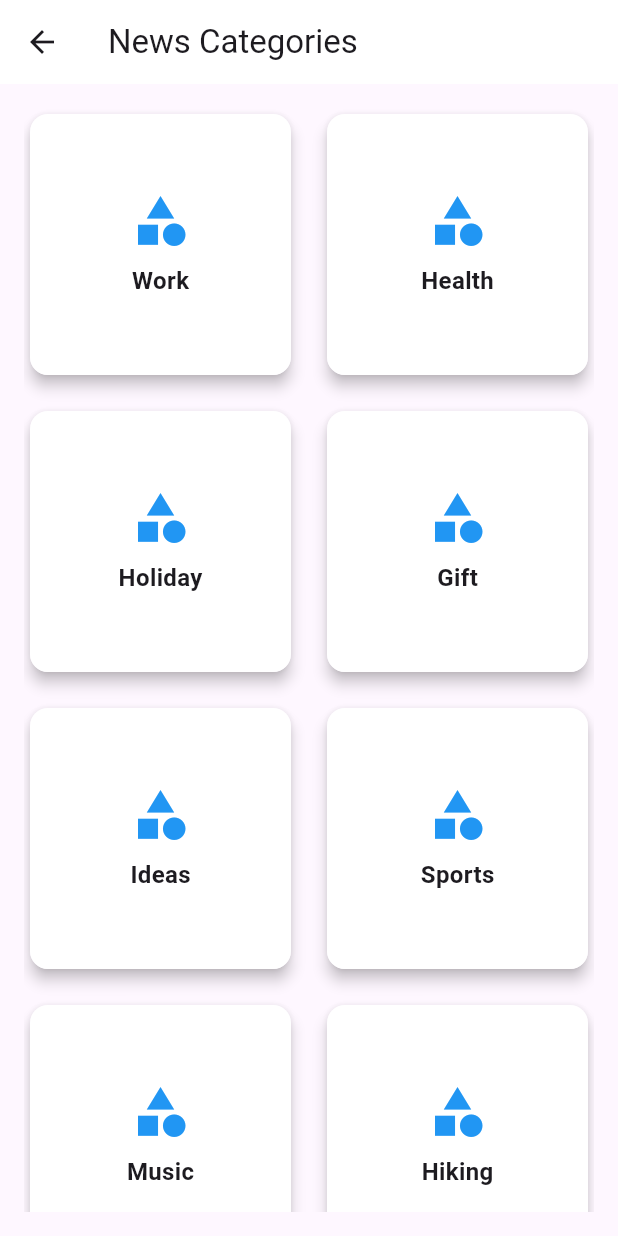
After one commit to MohamedIjlal27/Flutter_CW1-B_News_App, a Flutter app: the CategoryScreen screen opened directly, on a phone screen of 412 x 824 dp. The commit adds this screen. Run offline on Flutter 3.47's test engine with Material 3 defaults, Android fonts, the phone set to English and light mode, and no system bars; our stand-ins replace cloud_firestore, firebase_auth, firebase_core, shared_preferences; accounts and stored records are empty.

Commit message:
category screen created

```diff
--- /dev/null
+++ b/lib/screens/category_screen.dart
@@ -0,0 +1,87 @@
+import 'package:flutter/material.dart';
+
+class CategoryScreen extends StatelessWidget {
+  final List<String> categories = [
+    'Work',
+    'Health',
+    'Holiday',
+    'Gift',
+    'Ideas',
+    'Sports',
+    'Music',
+    'Hiking',
+  ];
+
+  @override
+  Widget build(BuildContext context) {
+    return Scaffold(
+      appBar: AppBar(
+        title: const Text('News Categories'),
+        backgroundColor: Colors.white,
+        elevation: 0,
+      ),
+      body: Padding(
+        padding: const EdgeInsets.all(16.0),
+        child: GridView.builder(
+          gridDelegate: const SliverGridDelegateWithFixedCrossAxisCount(
+            crossAxisCount: 2,
+            childAspectRatio: 1,
+            crossAxisSpacing: 16,
+            mainAxisSpacing: 16,
+          ),
+          itemCount: categories.length,
+          itemBuilder: (context, index) {
+            return CategoryCard(category: categories[index]);
+          },
+        ),
+      ),
+    );
+  }
+}
+
+class CategoryCard extends StatelessWidget {
+  final String category;
+
+  const CategoryCard({Key? key, required this.category}) : super(key: key);
+
+  @override
+  Widget build(BuildContext context) {
+    return Card(
+      shape: RoundedRectangleBorder(
+        borderRadius: BorderRadius.circular(12),
+      ),
+      elevation: 4,
+      child: InkWell(
+        onTap: () {
+          // Handle category selection
+        },
+        child: Container(
+          decoration: BoxDecoration(
+            borderRadius: BorderRadius.circular(12),
+            color: Colors.white,
+          ),
+          child: Center(
+            child: Column(
+              mainAxisAlignment: MainAxisAlignment.center,
+              children: [
+                Icon(
+                  Icons.category, // Replace with appropriate icons
+                  size: 40,
+                  color: Colors.blue,
+                ),
+                const SizedBox(height: 8),
+                Text(
+                  category,
+                  style: const TextStyle(
+                    fontSize: 16,
+                    fontWeight: FontWeight.bold,
+                  ),
+                ),
+              ],
+            ),
+          ),
+        ),
+      ),
+    );
+  }
+}
--- a/lib/widgets/custom_bottom_navigation_bar.dart
+++ b/lib/widgets/custom_bottom_navigation_bar.dart
@@ -1,4 +1,6 @@
 import 'package:flutter/material.dart';
+import 'package:my_news_app/screens/category_screen.dart';
+import 'package:my_news_app/screens/news_screen.dart';
 import 'package:my_news_app/screens/profile_screen.dart';
 
 class CustomBottomNavigationBar extends StatelessWidget {
@@ -19,13 +21,21 @@ class CustomBottomNavigationBar extends StatelessWidget {
       unselectedItemColor: Colors.grey,
       currentIndex: currentIndex,
       onTap: (index) {
-        if (index == 2) {
+        if (index == 0) {
+          Navigator.push(
+            context,
+            MaterialPageRoute(builder: (context) => NewsScreen()),
+          );
+        } else if (index == 1) {
+          Navigator.push(
+            context,
+            MaterialPageRoute(builder: (context) => CategoryScreen()),
+          );
+        } else if (index == 2) {
           Navigator.push(
             context,
             MaterialPageRoute(builder: (context) => ProfileScreen()),
           );
-        } else {
-          onTap(index);
         }
       },
       items: const [
```
Also changed, not shown: Screenshot 2024-11-26 at 11.29.14.png (added).
